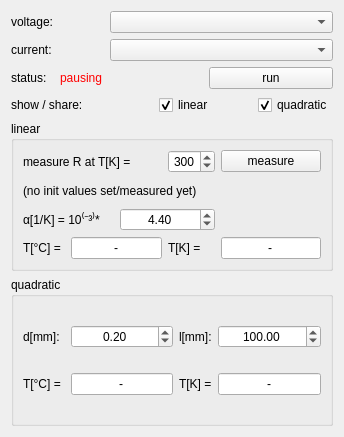
bchjoerni/mlab, file temperaturecalcwindow.ui: the form before one commit.
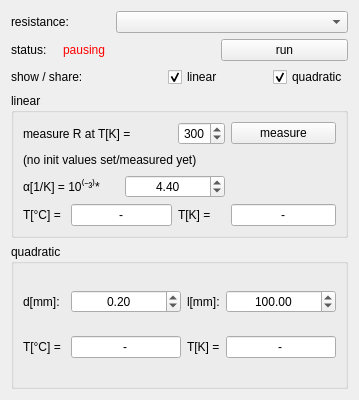
The form after the commit.

Commit message: resistance added, share checkbox functionality fixed

Diff of the .ui file:
```diff
--- a/temperaturecalcwindow.ui
+++ b/temperaturecalcwindow.ui
@@ -6,42 +6,136 @@
    <rect>
     <x>0</x>
     <y>0</y>
-    <width>344</width>
-    <height>437</height>
+    <width>359</width>
+    <height>400</height>
    </rect>
   </property>
   <property name="windowTitle">
    <string>temperature calculator</string>
   </property>
   <layout class="QGridLayout" name="gridLayout_3">
+   <item row="4" column="0" colspan="6">
+    <widget class="QGroupBox" name="grp_quadratic">
+     <property name="title">
+      <string>quadratic</string>
+     </property>
+     <layout class="QGridLayout" name="gridLayout_2">
+      <item row="1" column="0">
+       <widget class="QLabel" name="lbl_quadraticCalcTemperatureCelsius_lbl">
+        <property name="text">
+         <string>T[°C] = </string>
+        </property>
+       </widget>
+      </item>
+      <item row="1" column="1">
+       <widget class="QLineEdit" name="txt_quadraticCalcTemperatureCelsius">
+        <property name="text">
+         <string>-</string>
+        </property>
+        <property name="alignment">
+         <set>Qt::AlignCenter</set>
+        </property>
+       </widget>
+      </item>
+      <item row="1" column="2">
+       <widget class="QLabel" name="lbl_quadraticCalcTemperatureKelvin_lbl">
+        <property name="text">
+         <string>T[K] =</string>
+        </property>
+       </widget>
+      </item>
+      <item row="1" column="3">
+       <widget class="QLineEdit" name="txt_quatraticCalcTemperatureKelvin">
+        <property name="text">
+         <string>-</string>
+        </property>
+        <property name="alignment">
+         <set>Qt::AlignCenter</set>
+        </property>
+       </widget>
+      </item>
+      <item row="0" column="0">
+       <widget class="QLabel" name="lbl_diameter_lbl">
+        <property name="text">
+         <string>d[mm]:</string>
+        </property>
+       </widget>
+      </item>
+      <item row="0" column="1">
+       <widget class="QDoubleSpinBox" name="dsb_diameter">
+        <property name="alignment">
+         <set>Qt::AlignCenter</set>
+        </property>
+        <property name="value">
+         <double>0.200000000000000</double>
+        </property>
+       </widget>
+      </item>
+      <item row="0" column="2">
+       <widget class="QLabel" name="lbl_length_lbl">
+        <property name="text">
+         <string>l[mm]:</string>
+        </property>
+       </widget>
+      </item>
+      <item row="0" column="3">
+       <widget class="QDoubleSpinBox" name="dsb_length">
+        <property name="alignment">
+         <set>Qt::AlignCenter</set>
+        </property>
+        <property name="maximum">
+         <double>300.000000000000000</double>
+        </property>
+        <property name="value">
+         <double>100.000000000000000</double>
+        </property>
+       </widget>
+      </item>
+     </layout>
+    </widget>
+   </item>
    <item row="0" column="0" colspan="2">
     <widget class="QLabel" name="lbl_voltage_lbl">
      <property name="text">
-      <string>voltage:</string>
+      <string>resistance:</string>
      </property>
     </widget>
    </item>
-   <item row="0" column="2" colspan="4">
-    <widget class="QComboBox" name="cob_voltage"/>
+   <item row="2" column="5">
+    <widget class="QCheckBox" name="chb_quadratic">
+     <property name="text">
+      <string>quadratic</string>
+     </property>
+     <property name="checked">
+      <bool>true</bool>
+     </property>
+    </widget>
    </item>
-   <item row="1" column="0" colspan="2">
-    <widget class="QLabel" name="lbl_current_lbl">
+   <item row="2" column="0" colspan="3">
+    <widget class="QLabel" name="lbl_showShare">
      <property name="text">
-      <string>current:</string>
+      <string>show / share:</string>
      </property>
     </widget>
    </item>
-   <item row="1" column="2" colspan="4">
-    <widget class="QComboBox" name="cob_current"/>
+   <item row="2" column="3" colspan="2">
+    <widget class="QCheckBox" name="chb_linear">
+     <property name="text">
+      <string>linear</string>
+     </property>
+     <property name="checked">
+      <bool>true</bool>
+     </property>
+    </widget>
    </item>
-   <item row="2" column="0">
+   <item row="1" column="0">
     <widget class="QLabel" name="lbl_status_lbl">
      <property name="text">
       <string>status:</string>
      </property>
     </widget>
    </item>
-   <item row="2" column="1" colspan="3">
+   <item row="1" column="1" colspan="3">
     <widget class="QLabel" name="lbl_status">
      <property name="styleSheet">
       <string notr="true">color:red;</string>
@@ -51,7 +145,10 @@
      </property>
     </widget>
    </item>
-   <item row="2" column="4" colspan="2">
+   <item row="0" column="2" colspan="4">
+    <widget class="QComboBox" name="cob_resistance"/>
+   </item>
+   <item row="1" column="4" colspan="2">
     <widget class="QPushButton" name="btn_startStop">
      <property name="enabled">
       <bool>true</bool>
@@ -61,34 +158,7 @@
      </property>
     </widget>
    </item>
-   <item row="3" column="0" colspan="3">
-    <widget class="QLabel" name="lbl_showShare">
-     <property name="text">
-      <string>show / share:</string>
-     </property>
-    </widget>
-   </item>
-   <item row="3" column="3" colspan="2">
-    <widget class="QCheckBox" name="chb_linear">
-     <property name="text">
-      <string>linear</string>
-     </property>
-     <property name="checked">
-      <bool>true</bool>
-     </property>
-    </widget>
-   </item>
-   <item row="3" column="5">
-    <widget class="QCheckBox" name="chb_quadratic">
-     <property name="text">
-      <string>quadratic</string>
-     </property>
-     <property name="checked">
-      <bool>true</bool>
-     </property>
-    </widget>
-   </item>
-   <item row="4" column="0" colspan="6">
+   <item row="3" column="0" colspan="6">
     <widget class="QGroupBox" name="grp_linear">
      <property name="title">
       <string>linear</string>
@@ -188,86 +258,6 @@
      </layout>
     </widget>
    </item>
-   <item row="5" column="0" colspan="6">
-    <widget class="QGroupBox" name="grp_quadratic">
-     <property name="title">
-      <string>quadratic</string>
-     </property>
-     <layout class="QGridLayout" name="gridLayout_2">
-      <item row="1" column="0">
-       <widget class="QLabel" name="lbl_quadraticCalcTemperatureCelsius_lbl">
-        <property name="text">
-         <string>T[°C] = </string>
-        </property>
-       </widget>
-      </item>
-      <item row="1" column="1">
-       <widget class="QLineEdit" name="txt_quadraticCalcTemperatureCelsius">
-        <property name="text">
-         <string>-</string>
-        </property>
-        <property name="alignment">
-         <set>Qt::AlignCenter</set>
-        </property>
-       </widget>
-      </item>
-      <item row="1" column="2">
-       <widget class="QLabel" name="lbl_quadraticCalcTemperatureKelvin_lbl">
-        <property name="text">
-         <string>T[K] =</string>
-        </property>
-       </widget>
-      </item>
-      <item row="1" column="3">
-       <widget class="QLineEdit" name="txt_quatraticCalcTemperatureKelvin">
-        <property name="text">
-         <string>-</string>
-        </property>
-        <property name="alignment">
-         <set>Qt::AlignCenter</set>
-        </property>
-       </widget>
-      </item>
-      <item row="0" column="0">
-       <widget class="QLabel" name="lbl_diameter_lbl">
-        <property name="text">
-         <string>d[mm]:</string>
-        </property>
-       </widget>
-      </item>
-      <item row="0" column="1">
-       <widget class="QDoubleSpinBox" name="dsb_diameter">
-        <property name="alignment">
-         <set>Qt::AlignCenter</set>
-        </property>
-        <property name="value">
-         <double>0.200000000000000</double>
-        </property>
-       </widget>
-      </item>
-      <item row="0" column="2">
-       <widget class="QLabel" name="lbl_length_lbl">
-        <property name="text">
-         <string>l[mm]:</string>
-        </property>
-       </widget>
-      </item>
-      <item row="0" column="3">
-       <widget class="QDoubleSpinBox" name="dsb_length">
-        <property name="alignment">
-         <set>Qt::AlignCenter</set>
-        </property>
-        <property name="maximum">
-         <double>300.000000000000000</double>
-        </property>
-        <property name="value">
-         <double>100.000000000000000</double>
-        </property>
-       </widget>
-      </item>
-     </layout>
-    </widget>
-   </item>
   </layout>
  </widget>
  <resources/>
```
Left out of the diff: 2 changed lines with no effect on the pictures. The commit also changes 18 other files.
